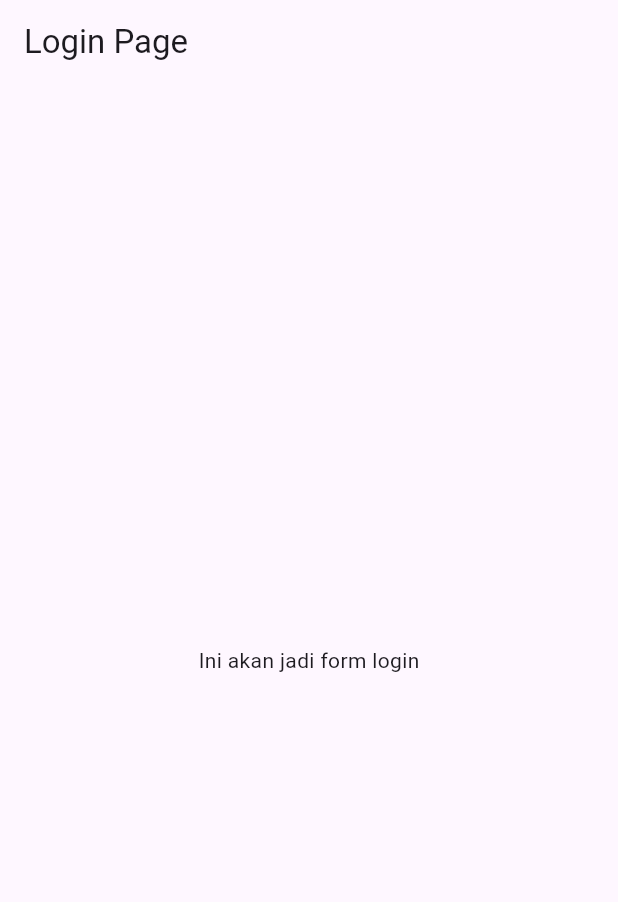
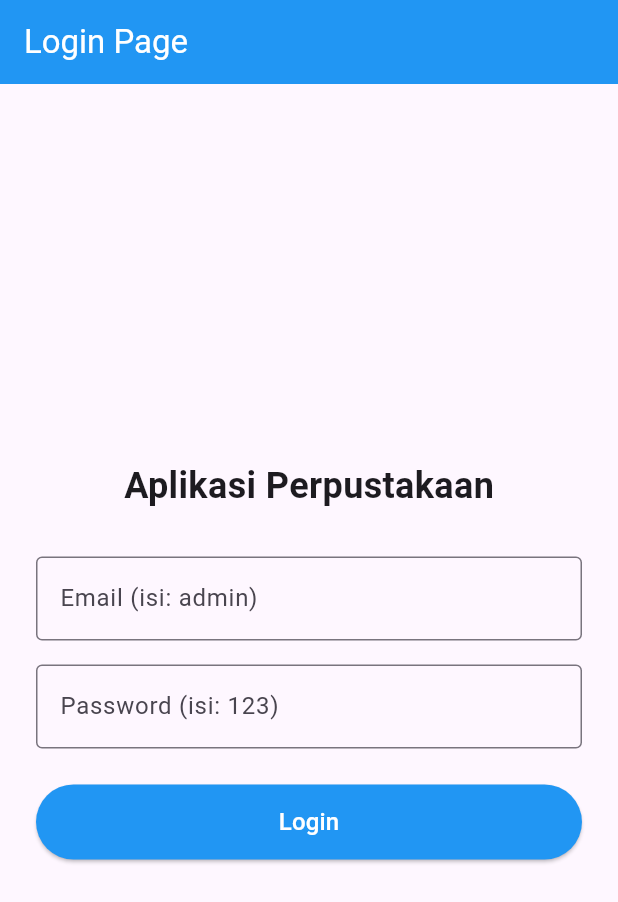
Before and after one commit to farelkurniawan/latihan-kuis-lengkap, a Flutter app: the screen it shows after launch, on a phone screen of 412 x 824 dp. Shown: the top 902 px of the screen. Run offline on Flutter 3.47's test engine with Material 3 defaults, Android fonts, the phone set to English and light mode, and no system bars.

Commit message:
edit: pages/login_page.dart

```diff
--- a/lib/pages/login_page.dart
+++ b/lib/pages/login_page.dart
@@ -1,4 +1,28 @@
+// import 'package:flutter/material.dart';
+
+// class LoginPage extends StatefulWidget {
+//   const LoginPage({super.key});
+
+//   @override
+//   State<LoginPage> createState() => _LoginPageState();
+// }
+
+// class _LoginPageState extends State<LoginPage> {
+//   @override
+//   Widget build(BuildContext context) {
+//     return Scaffold(
+//       appBar: AppBar(
+//         title: const Text('Login Page'),
+//       ),
+//       body: const Center(
+//         child: Text('Ini akan jadi form login'),
+//       ),
+//     );
+//   }
+// }
+
 import 'package:flutter/material.dart';
+import 'library_page.dart'; // Import halaman tujuan
 
 class LoginPage extends StatefulWidget {
   const LoginPage({super.key});
@@ -8,14 +32,99 @@ class LoginPage extends StatefulWidget {
 }
 
 class _LoginPageState extends State<LoginPage> {
+  // 1. Siapkan controller untuk form[cite: 3]
+  final TextEditingController _emailController = TextEditingController();
+  final TextEditingController _passwordController = TextEditingController();
+
+  // 2. Siapkan variabel state untuk error handling[cite: 3]
+  bool _isLoginFailed = false;
+
+  // 3. Fungsi logika saat tombol ditekan
+  void _login() {
+    String email = _emailController.text;
+    String password = _passwordController.text;
+
+    // Pengecekan data dummy
+    if (email == "admin" && password == "123") {
+      setState(() {
+        _isLoginFailed = false;
+      });
+      // Pindah halaman tanpa bisa di-back[cite: 4]
+      Navigator.pushReplacement(
+        context,
+        MaterialPageRoute(builder: (context) => const LibraryPage()),
+      );
+    } else {
+      setState(() {
+        _isLoginFailed = true; // State berubah[cite: 3]
+      });
+      // Tampilkan notifikasi error di bawah layar[cite: 3]
+      ScaffoldMessenger.of(context).showSnackBar(
+        const SnackBar(
+          content: Text('Login gagal: Email atau Password salah'),
+          backgroundColor: Colors.red,
+        ),
+      );
+    }
+  }
+
   @override
   Widget build(BuildContext context) {
     return Scaffold(
       appBar: AppBar(
         title: const Text('Login Page'),
+        backgroundColor: Colors.blue,
+        foregroundColor: Colors.white,
       ),
-      body: const Center(
-        child: Text('Ini akan jadi form login'),
+      body: Center(
+        child: Padding(
+          padding: const EdgeInsets.all(24.0),
+          child: Column(
+            mainAxisAlignment: MainAxisAlignment.center,
+            children: [
+              const Text(
+                'Aplikasi Perpustakaan',
+                style: TextStyle(fontSize: 24, fontWeight: FontWeight.bold),
+              ),
+              const SizedBox(height: 30), // Widget untuk memberi jarak[cite: 2]
+
+              // TextField Email[cite: 3]
+              TextField(
+                controller: _emailController,
+                decoration: InputDecoration(
+                  hintText: 'Email (isi: admin)',
+                  border: const OutlineInputBorder(),
+                  // Ubah warna merah jika isLoginFailed true[cite: 3]
+                  errorText: _isLoginFailed ? 'Email/Password salah' : null,
+                ),
+              ),
+              const SizedBox(height: 16),
+
+              // TextField Password[cite: 3]
+              TextField(
+                controller: _passwordController,
+                obscureText: true, // Amankan inputan password (jadi titik-titik)[cite: 3]
+                decoration: InputDecoration(
+                  hintText: 'Password (isi: 123)',
+                  border: const OutlineInputBorder(),
+                  errorText: _isLoginFailed ? 'Email/Password salah' : null,
+                ),
+              ),
+              const SizedBox(height: 24),
+
+              // ElevatedButton (Tombol Material Design)[cite: 2]
+              ElevatedButton(
+                onPressed: _login, // Panggil function saat diklik[cite: 3]
+                style: ElevatedButton.styleFrom(
+                  minimumSize: const Size(double.infinity, 50),
+                  backgroundColor: Colors.blue,
+                  foregroundColor: Colors.white,
+                ),
+                child: const Text('Login', style: TextStyle(fontSize: 16)),
+              ),
+            ],
+          ),
+        ),
       ),
     );
   }
```
